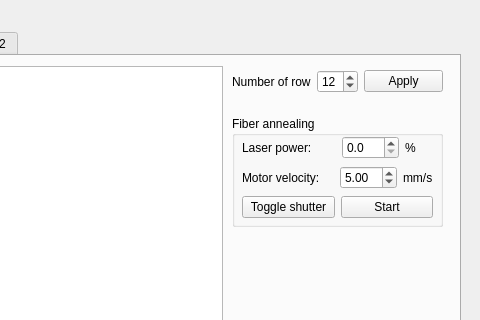
Above: ui/MainWindow.ui from al509/LabSoft before the change; both pictures show x 320 to 800 and y 0 to 320 of the 800 by 600 pixel window. Below: the same form after it.
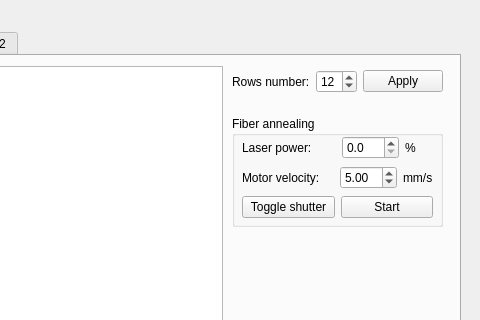
That is the form after the change.

Commit message: Motor2 removed, apt launched in parralel

```diff
--- a/ui/MainWindow.ui
+++ b/ui/MainWindow.ui
@@ -352,7 +352,7 @@
        <item>
         <widget class="QLabel" name="rowNumberLabel">
          <property name="text">
-          <string>Number of rows:</string>
+          <string>Rows number:</string>
          </property>
         </widget>
        </item>
```
The commit also changes 2 other files.
